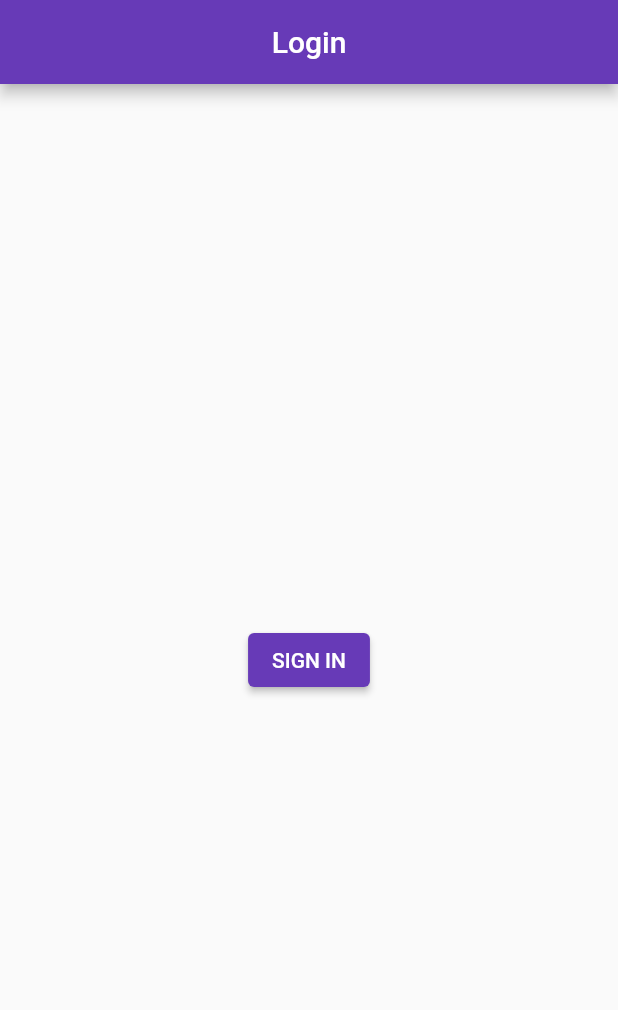
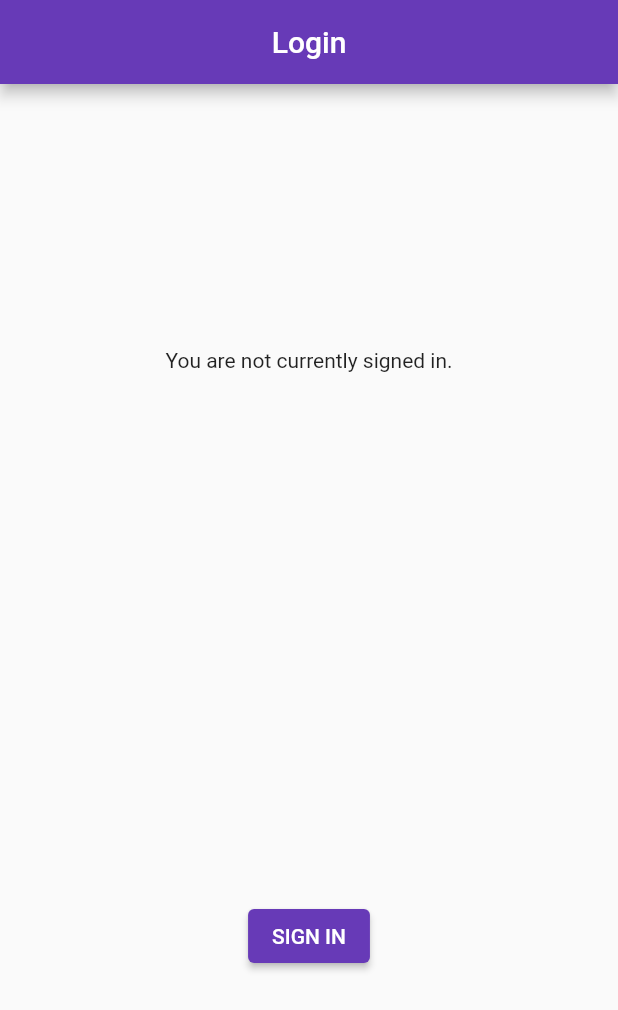
Before and after one commit to nabinsah703/todoapp, a Flutter app: the screen it shows after launch, on a phone screen of 412 x 824 dp. Shown: the top 1010 px of the screen. Run offline on Flutter 3.47's test engine with Material 2 defaults, Android fonts, the phone set to English and light mode, and no system bars; our stand-ins replace firebase_auth, firebase_core, google_sign_in; accounts and stored records are empty.

Commit message:
add sign in text

```diff
--- a/lib/home_page.dart
+++ b/lib/home_page.dart
@@ -106,7 +106,7 @@ class _HomePageState extends State<HomePage> {
             title: Text(user.displayName ?? ''),
             subtitle: Text(user.email),
           ),
-          // const Text('Signed in successfully.'),
+          const Text('Signed in successfully.'),
           Text(_contactText),
           ElevatedButton(
             onPressed: _handleSignOut,
@@ -122,8 +122,7 @@ class _HomePageState extends State<HomePage> {
       return Column(
         mainAxisAlignment: MainAxisAlignment.spaceAround,
         children: <Widget>[
-          // const Text('You are not currently signed in.'),
-
+          const Text('You are not currently signed in.'),
           ElevatedButton(
             onPressed: _handleSignIn,
             child: const Text('SIGN IN'),
@@ -133,18 +132,6 @@ class _HomePageState extends State<HomePage> {
     }
   }
 
-//   @override
-//   Widget build(BuildContext context) {
-//     return Scaffold(
-//       appBar: AppBar(
-//         title: const Text('HomePage'),
-//         centerTitle: true,
-//       ),
-//       body: Center(
-//           child: ElevatedButton(onPressed: () {}, child: const Text("Signin"))),
-//     );
-//   }
-// }
   @override
   Widget build(BuildContext context) {
     return Scaffold(
--- a/lib/main.dart
+++ b/lib/main.dart
@@ -1,8 +1,6 @@
 import 'package:firebase_auth/firebase_auth.dart';
 import 'package:flutter/material.dart';
 import 'package:todoapp/home_page.dart';
-import 'package:firebase_core/firebase_core.dart';
-import 'firebase_options.dart';
 import 'package:google_sign_in/google_sign_in.dart';
 
 Future<UserCredential> signInWithGoogle() async {
@@ -41,7 +39,7 @@ class MyApp extends StatelessWidget {
       theme: ThemeData(
         primarySwatch: Colors.deepPurple,
       ),
-      home: HomePage(),
+      home: const HomePage(),
     );
   }
 }
```
Also changed, not shown: pubspec.lock.
